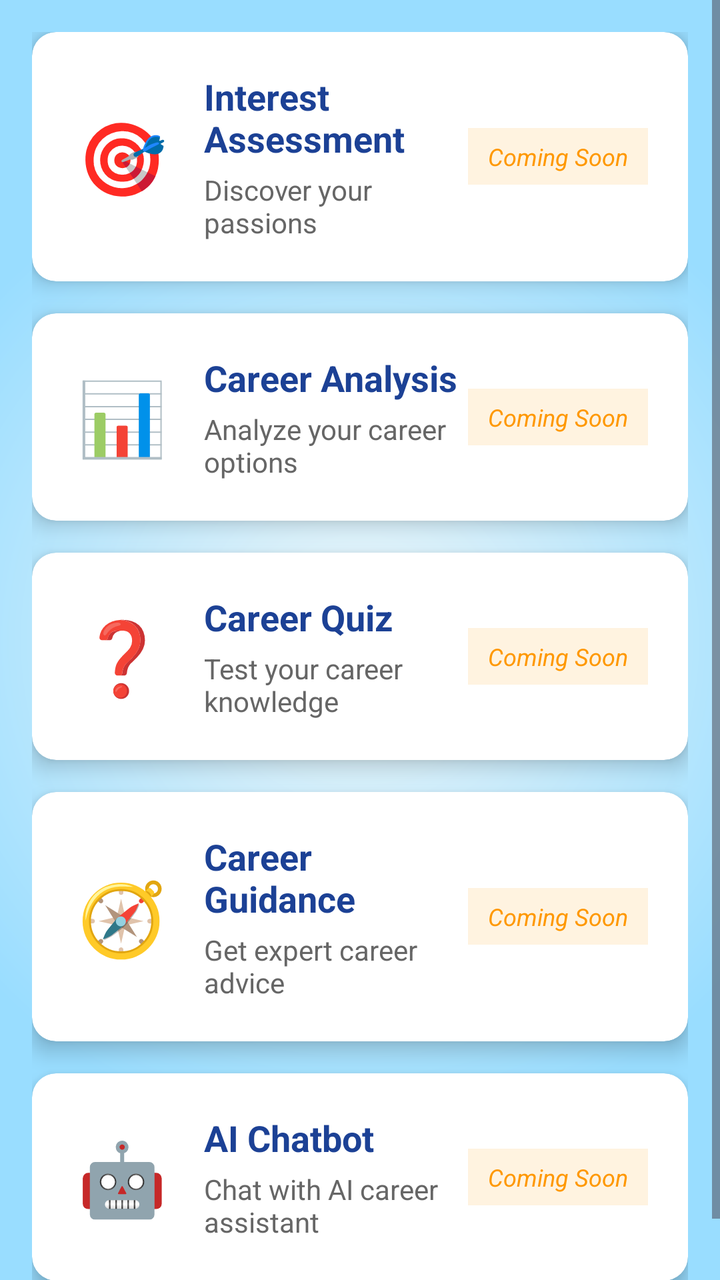
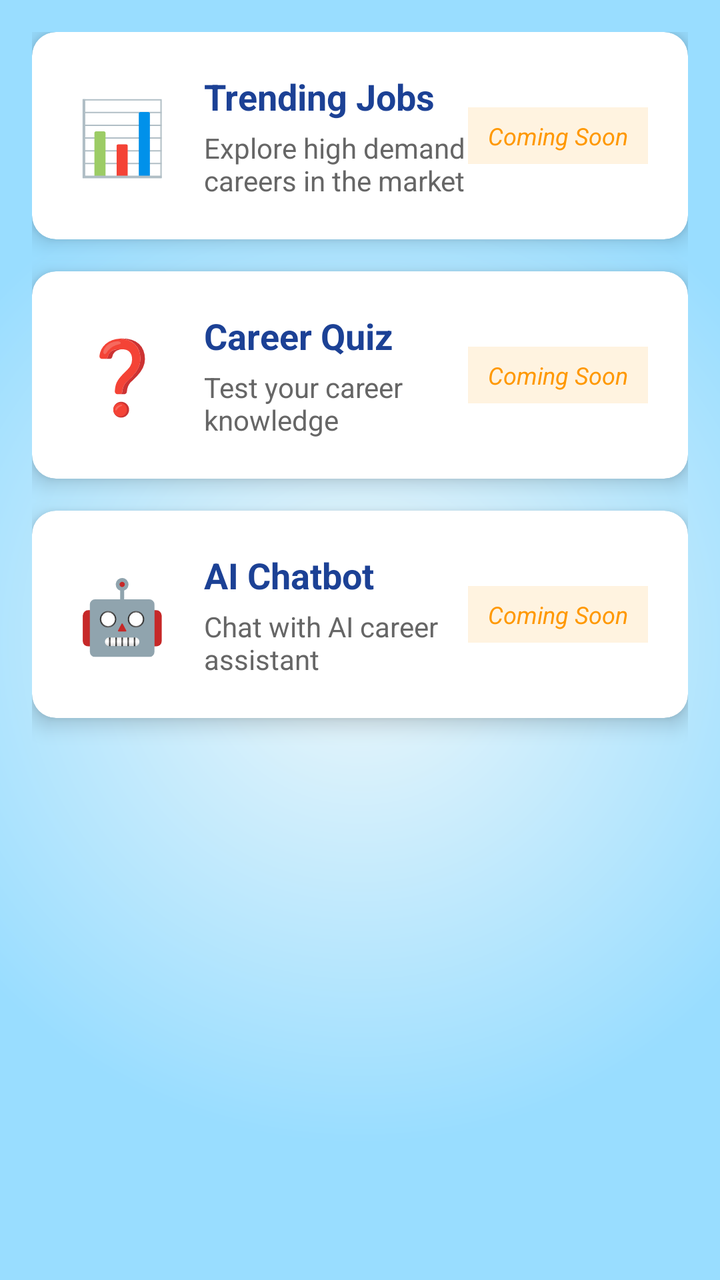

Two renders of the same Android screen: before a commit and after it. Below are the layout's source before the change and the commit's diff.
<!-- AndroidManifest.xml: application theme Theme.AspirePath -->
<!-- res/layout/fragment_home.xml -->
<?xml version="1.0" encoding="utf-8"?>
<ScrollView xmlns:android="http://schemas.android.com/apk/res/android"
    xmlns:app="http://schemas.android.com/apk/res-auto"
    xmlns:tools="http://schemas.android.com/tools"
    android:layout_width="match_parent"
    android:layout_height="match_parent"
    android:background="@drawable/gradient_bg"
    android:fillViewport="true"
    tools:context=".Home">

    <LinearLayout
        android:layout_width="match_parent"
        android:layout_height="wrap_content"
        android:orientation="vertical"
        android:padding="16dp">

        









        
        <androidx.cardview.widget.CardView
            android:id="@+id/cardInterest"
            android:layout_width="match_parent"
            android:layout_height="wrap_content"
            android:layout_marginBottom="16dp"
            app:cardCornerRadius="12dp"
            app:cardElevation="6dp"
            android:clickable="true"
            android:focusable="true"
            android:foreground="?attr/selectableItemBackground">

            <LinearLayout
                android:layout_width="match_parent"
                android:layout_height="wrap_content"
                android:orientation="horizontal"
                android:padding="20dp"
                android:gravity="center_vertical">

                <TextView
                    android:layout_width="50dp"
                    android:layout_height="50dp"
                    android:text="🎯"
                    android:textSize="36sp"
                    android:gravity="center"/>

                <LinearLayout
                    android:layout_width="0dp"
                    android:layout_height="wrap_content"
                    android:layout_weight="1"
                    android:orientation="vertical"
                    android:layout_marginStart="16dp">

                    <TextView
                        android:layout_width="wrap_content"
                        android:layout_height="wrap_content"
                        android:text="Interest Assessment"
                        android:textSize="18sp"
                        android:textStyle="bold"
                        android:textColor="@color/blue"/>

                    <TextView
                        android:layout_width="wrap_content"
                        android:layout_height="wrap_content"
                        android:text="Discover your passions"
                        android:textSize="14sp"
                        android:textColor="#666666"
                        android:layout_marginTop="4dp"/>
                </LinearLayout>

                <TextView
                    android:layout_width="wrap_content"
                    android:layout_height="wrap_content"
                    android:text="Coming Soon"
                    android:textSize="12sp"
                    android:textStyle="italic"
                    android:textColor="#FF9800"
                    android:background="#FFF3E0"
                    android:padding="6dp"
                    android:paddingStart="10dp"
                    android:paddingEnd="10dp"/>
            </LinearLayout>
        </androidx.cardview.widget.CardView>

        
        <androidx.cardview.widget.CardView
            android:id="@+id/cardAnalysis"
            android:layout_width="match_parent"
            android:layout_height="wrap_content"
            android:layout_marginBottom="16dp"
            app:cardCornerRadius="12dp"
            app:cardElevation="6dp"
            android:clickable="true"
            android:focusable="true"
            android:foreground="?attr/selectableItemBackground">

            <LinearLayout
                android:layout_width="match_parent"
                android:layout_height="wrap_content"
                android:orientation="horizontal"
                android:padding="20dp"
                android:gravity="center_vertical">

                <TextView
                    android:layout_width="50dp"
                    android:layout_height="50dp"
                    android:text="📊"
                    android:textSize="36sp"
                    android:gravity="center"/>

                <LinearLayout
                    android:layout_width="0dp"
                    android:layout_height="wrap_content"
                    android:layout_weight="1"
                    android:orientation="vertical"
                    android:layout_marginStart="16dp">

                    <TextView
                        android:layout_width="wrap_content"
                        android:layout_height="wrap_content"
                        android:text="Career Analysis"
                        android:textSize="18sp"
                        android:textStyle="bold"
                        android:textColor="@color/blue"/>

                    <TextView
                        android:layout_width="wrap_content"
                        android:layout_height="wrap_content"
                        android:text="Analyze your career options"
                        android:textSize="14sp"
                        android:textColor="#666666"
                        android:layout_marginTop="4dp"/>
                </LinearLayout>

                <TextView
                    android:layout_width="wrap_content"
                    android:layout_height="wrap_content"
                    android:text="Coming Soon"
                    android:textSize="12sp"
                    android:textStyle="italic"
                    android:textColor="#FF9800"
                    android:background="#FFF3E0"
                    android:padding="6dp"
                    android:paddingStart="10dp"
                    android:paddingEnd="10dp"/>
            </LinearLayout>
        </androidx.cardview.widget.CardView>

        
        <androidx.cardview.widget.CardView
            android:id="@+id/cardQuiz"
            android:layout_width="match_parent"
            android:layout_height="wrap_content"
            android:layout_marginBottom="16dp"
            app:cardCornerRadius="12dp"
            app:cardElevation="6dp"
            android:clickable="true"
            android:focusable="true"
            android:foreground="?attr/selectableItemBackground">

            <LinearLayout
                android:layout_width="match_parent"
                android:layout_height="wrap_content"
                android:orientation="horizontal"
                android:padding="20dp"
                android:gravity="center_vertical">

                <TextView
                    android:layout_width="50dp"
                    android:layout_height="50dp"
                    android:text="❓"
                    android:textSize="36sp"
                    android:gravity="center"/>

                <LinearLayout
                    android:layout_width="0dp"
                    android:layout_height="wrap_content"
                    android:layout_weight="1"
                    android:orientation="vertical"
                    android:layout_marginStart="16dp">

                    <TextView
                        android:layout_width="wrap_content"
                        android:layout_height="wrap_content"
                        android:text="Career Quiz"
                        android:textSize="18sp"
                        android:textStyle="bold"
                        android:textColor="@color/blue"/>

                    <TextView
                        android:layout_width="wrap_content"
                        android:layout_height="wrap_content"
                        android:text="Test your career knowledge"
                        android:textSize="14sp"
                        android:textColor="#666666"
                        android:layout_marginTop="4dp"/>
                </LinearLayout>

                <TextView
                    android:layout_width="wrap_content"
                    android:layout_height="wrap_content"
                    android:text="Coming Soon"
                    android:textSize="12sp"
                    android:textStyle="italic"
                    android:textColor="#FF9800"
                    android:background="#FFF3E0"
                    android:padding="6dp"
                    android:paddingStart="10dp"
                    android:paddingEnd="10dp"/>
            </LinearLayout>
        </androidx.cardview.widget.CardView>

        
        <androidx.cardview.widget.CardView
            android:id="@+id/cardGuidance"
            android:layout_width="match_parent"
            android:layout_height="wrap_content"
            android:layout_marginBottom="16dp"
            app:cardCornerRadius="12dp"
            app:cardElevation="6dp"
            android:clickable="true"
            android:focusable="true"
            android:foreground="?attr/selectableItemBackground">

            <LinearLayout
                android:layout_width="match_parent"
                android:layout_height="wrap_content"
                android:orientation="horizontal"
                android:padding="20dp"
                android:gravity="center_vertical">

                <TextView
                    android:layout_width="50dp"
                    android:layout_height="50dp"
                    android:text="🧭"
                    android:textSize="36sp"
                    android:gravity="center"/>

                <LinearLayout
                    android:layout_width="0dp"
                    android:layout_height="wrap_content"
                    android:layout_weight="1"
                    android:orientation="vertical"
                    android:layout_marginStart="16dp">

                    <TextView
                        android:layout_width="wrap_content"
                        android:layout_height="wrap_content"
                        android:text="Career Guidance"
                        android:textSize="18sp"
                        android:textStyle="bold"
                        android:textColor="@color/blue"/>

                    <TextView
                        android:layout_width="wrap_content"
                        android:layout_height="wrap_content"
                        android:text="Get expert career advice"
                        android:textSize="14sp"
                        android:textColor="#666666"
                        android:layout_marginTop="4dp"/>
                </LinearLayout>

                <TextView
                    android:layout_width="wrap_content"
                    android:layout_height="wrap_content"
                    android:text="Coming Soon"
                    android:textSize="12sp"
                    android:textStyle="italic"
                    android:textColor="#FF9800"
                    android:background="#FFF3E0"
                    android:padding="6dp"
                    android:paddingStart="10dp"
                    android:paddingEnd="10dp"/>
            </LinearLayout>
        </androidx.cardview.widget.CardView>

        
        <androidx.cardview.widget.CardView
            android:id="@+id/cardChatbot"
            android:layout_width="match_parent"
            android:layout_height="wrap_content"
            android:layout_marginBottom="16dp"
            app:cardCornerRadius="12dp"
            app:cardElevation="6dp"
            android:clickable="true"
            android:focusable="true"
            android:foreground="?attr/selectableItemBackground">

            <LinearLayout
                android:layout_width="match_parent"
                android:layout_height="wrap_content"
                android:orientation="horizontal"
                android:padding="20dp"
                android:gravity="center_vertical">

                <TextView
                    android:layout_width="50dp"
                    android:layout_height="50dp"
                    android:text="🤖"
                    android:textSize="36sp"
                    android:gravity="center"/>

                <LinearLayout
                    android:layout_width="0dp"
                    android:layout_height="wrap_content"
                    android:layout_weight="1"
                    android:orientation="vertical"
                    android:layout_marginStart="16dp">

                    <TextView
                        android:layout_width="wrap_content"
                        android:layout_height="wrap_content"
                        android:text="AI Chatbot"
                        android:textSize="18sp"
                        android:textStyle="bold"
                        android:textColor="@color/blue"/>

                    <TextView
                        android:layout_width="wrap_content"
                        android:layout_height="wrap_content"
                        android:text="Chat with AI career assistant"
                        android:textSize="14sp"
                        android:textColor="#666666"
                        android:layout_marginTop="4dp"/>
                </LinearLayout>

                <TextView
                    android:layout_width="wrap_content"
                    android:layout_height="wrap_content"
                    android:text="Coming Soon"
                    android:textSize="12sp"
                    android:textStyle="italic"
                    android:textColor="#FF9800"
                    android:background="#FFF3E0"
                    android:padding="6dp"
                    android:paddingStart="10dp"
                    android:paddingEnd="10dp"/>
            </LinearLayout>
        </androidx.cardview.widget.CardView>

    </LinearLayout>

</ScrollView>
<!-- resources referenced by this layout -->
<resources>
  <color name="blue">#1C4195</color>
  <!-- drawable gradient_bg (drawable) -->
  <?xml version="1.0" encoding="utf-8"?>
  <shape xmlns:android="http://schemas.android.com/apk/res/android"
      android:shape="rectangle">
      <gradient
          android:startColor="#edf7fa"
          android:endColor="#99ddff"
          android:gradientRadius="70%p"
          android:type="radial"
          android:centerX="0.5"
          android:centerY="0.5"
          android:dither="true" />
  </shape>
  <style name="Theme.AspirePath" parent="Base.Theme.AspirePath" />
  <style name="Base.Theme.AspirePath" parent="Theme.Material3.DayNight.NoActionBar">
          
          <item name="colorPrimary">@color/blue</item>
          <item name="colorPrimaryVariant">#0073e6</item>
          <item name="colorOnPrimary">@color/white</item>
          <item name="android:statusBarColor">#0073e6</item>
          
      </style>
  <color name="white">#FFFFFFFF</color>
</resources>

<!-- the commit's change to res/layout/fragment_home.xml (unified diff, before → after) -->
@@ -24,9 +24,11 @@
 
 
 
+
+
         
         <androidx.cardview.widget.CardView
-            android:id="@+id/cardInterest"
+            android:id="@+id/cardAnalysis"
             android:layout_width="match_parent"
             android:layout_height="wrap_content"
             android:layout_marginBottom="16dp"
@@ -46,7 +48,7 @@
                 <TextView
                     android:layout_width="50dp"
                     android:layout_height="50dp"
-                    android:text="🎯"
+                    android:text="📊"
                     android:textSize="36sp"
                     android:gravity="center"/>
 
@@ -60,7 +62,7 @@
                     <TextView
                         android:layout_width="wrap_content"
                         android:layout_height="wrap_content"
-                        android:text="Interest Assessment"
+                        android:text="Trending Jobs"
                         android:textSize="18sp"
                         android:textStyle="bold"
                         android:textColor="@color/blue"/>
@@ -68,7 +70,7 @@
                     <TextView
                         android:layout_width="wrap_content"
                         android:layout_height="wrap_content"
-                        android:text="Discover your passions"
+                        android:text="Explore high demand careers in the market"
                         android:textSize="14sp"
                         android:textColor="#666666"
                         android:layout_marginTop="4dp"/>
@@ -90,7 +92,7 @@
 
         
         <androidx.cardview.widget.CardView
-            android:id="@+id/cardAnalysis"
+            android:id="@+id/cardQuiz"
             android:layout_width="match_parent"
             android:layout_height="wrap_content"
             android:layout_marginBottom="16dp"
@@ -110,7 +112,7 @@
                 <TextView
                     android:layout_width="50dp"
                     android:layout_height="50dp"
-                    android:text="📊"
+                    android:text="❓"
                     android:textSize="36sp"
                     android:gravity="center"/>
 
@@ -124,7 +126,7 @@
                     <TextView
                         android:layout_width="wrap_content"
                         android:layout_height="wrap_content"
-                        android:text="Career Analysis"
+                        android:text="Career Quiz"
                         android:textSize="18sp"
                         android:textStyle="bold"
                         android:textColor="@color/blue"/>
@@ -132,7 +134,7 @@
                     <TextView
                         android:layout_width="wrap_content"
                         android:layout_height="wrap_content"
-                        android:text="Analyze your career options"
+                        android:text="Test your career knowledge"
                         android:textSize="14sp"
                         android:textColor="#666666"
                         android:layout_marginTop="4dp"/>
@@ -152,9 +154,11 @@
             </LinearLayout>
         </androidx.cardview.widget.CardView>
 
+
+
         
         <androidx.cardview.widget.CardView
-            android:id="@+id/cardQuiz"
+            android:id="@+id/cardChatbot"
             android:layout_width="match_parent"
             android:layout_height="wrap_content"
             android:layout_marginBottom="16dp"
@@ -174,7 +178,7 @@
                 <TextView
                     android:layout_width="50dp"
                     android:layout_height="50dp"
-                    android:text="❓"
+                    android:text="🤖"
                     android:textSize="36sp"
                     android:gravity="center"/>
 
@@ -188,7 +192,7 @@
                     <TextView
                         android:layout_width="wrap_content"
                         android:layout_height="wrap_content"
-                        android:text="Career Quiz"
+                        android:text="AI Chatbot"
                         android:textSize="18sp"
                         android:textStyle="bold"
                         android:textColor="@color/blue"/>
@@ -196,7 +200,7 @@
                     <TextView
                         android:layout_width="wrap_content"
                         android:layout_height="wrap_content"
-                        android:text="Test your career knowledge"
+                        android:text="Chat with AI career assistant"
                         android:textSize="14sp"
                         android:textColor="#666666"
                         android:layout_marginTop="4dp"/>
@@ -216,134 +220,6 @@
             </LinearLayout>
         </androidx.cardview.widget.CardView>
 
-        
-        <androidx.cardview.widget.CardView
-            android:id="@+id/cardGuidance"
-            android:layout_width="match_parent"
-            android:layout_height="wrap_content"
-            android:layout_marginBottom="16dp"
-            app:cardCornerRadius="12dp"
-            app:cardElevation="6dp"
-            android:clickable="true"
-            android:focusable="true"
-            android:foreground="?attr/selectableItemBackground">
-
-            <LinearLayout
-                android:layout_width="match_parent"
-                android:layout_height="wrap_content"
-                android:orientation="horizontal"
-                android:padding="20dp"
-                android:gravity="center_vertical">
-
-                <TextView
-                    android:layout_width="50dp"
-                    android:layout_height="50dp"
-                    android:text="🧭"
-                    android:textSize="36sp"
-                    android:gravity="center"/>
-
-                <LinearLayout
-                    android:layout_width="0dp"
-                    android:layout_height="wrap_content"
-                    android:layout_weight="1"
-                    android:orientation="vertical"
-                    android:layout_marginStart="16dp">
-
-                    <TextView
-                        android:layout_width="wrap_content"
-                        android:layout_height="wrap_content"
-                        android:text="Career Guidance"
-                        android:textSize="18sp"
-                        android:textStyle="bold"
-                        android:textColor="@color/blue"/>
-
-                    <TextView
-                        android:layout_width="wrap_content"
-                        android:layout_height="wrap_content"
-                        android:text="Get expert career advice"
-                        android:textSize="14sp"
-                        android:textColor="#666666"
-                        android:layout_marginTop="4dp"/>
-                </LinearLayout>
-
-                <TextView
-                    android:layout_width="wrap_content"
-                    android:layout_height="wrap_content"
-                    android:text="Coming Soon"
-                    android:textSize="12sp"
-                    android:textStyle="italic"
-                    android:textColor="#FF9800"
-                    android:background="#FFF3E0"
-                    android:padding="6dp"
-                    android:paddingStart="10dp"
-                    android:paddingEnd="10dp"/>
-            </LinearLayout>
-        </androidx.cardview.widget.CardView>
-
-        
-        <androidx.cardview.widget.CardView
-            android:id="@+id/cardChatbot"
-            android:layout_width="match_parent"
-            android:layout_height="wrap_content"
-            android:layout_marginBottom="16dp"
-            app:cardCornerRadius="12dp"
-            app:cardElevation="6dp"
-            android:clickable="true"
-            android:focusable="true"
-            android:foreground="?attr/selectableItemBackground">
-
-            <LinearLayout
-                android:layout_width="match_parent"
-                android:layout_height="wrap_content"
-                android:orientation="horizontal"
-                android:padding="20dp"
-                android:gravity="center_vertical">
-
-                <TextView
-                    android:layout_width="50dp"
-                    android:layout_height="50dp"
-                    android:text="🤖"
-                    android:textSize="36sp"
-                    android:gravity="center"/>
-
-                <LinearLayout
-                    android:layout_width="0dp"
-                    android:layout_height="wrap_content"
-                    android:layout_weight="1"
-                    android:orientation="vertical"
-                    android:layout_marginStart="16dp">
-
-                    <TextView
-                        android:layout_width="wrap_content"
-                        android:layout_height="wrap_content"
-                        android:text="AI Chatbot"
-                        android:textSize="18sp"
-                        android:textStyle="bold"
-                        android:textColor="@color/blue"/>
-
-                    <TextView
-                        android:layout_width="wrap_content"
-                        android:layout_height="wrap_content"
-                        android:text="Chat with AI career assistant"
-                        android:textSize="14sp"
-                        android:textColor="#666666"
-                        android:layout_marginTop="4dp"/>
-                </LinearLayout>
-
-                <TextView
-                    android:layout_width="wrap_content"
-                    android:layout_height="wrap_content"
-                    android:text="Coming Soon"
-                    android:textSize="12sp"
-                    android:textStyle="italic"
-                    android:textColor="#FF9800"
-                    android:background="#FFF3E0"
-                    android:padding="6dp"
-                    android:paddingStart="10dp"
-                    android:paddingEnd="10dp"/>
-            </LinearLayout>
-        </androidx.cardview.widget.CardView>
-
     </LinearLayout>
 
 </ScrollView>
